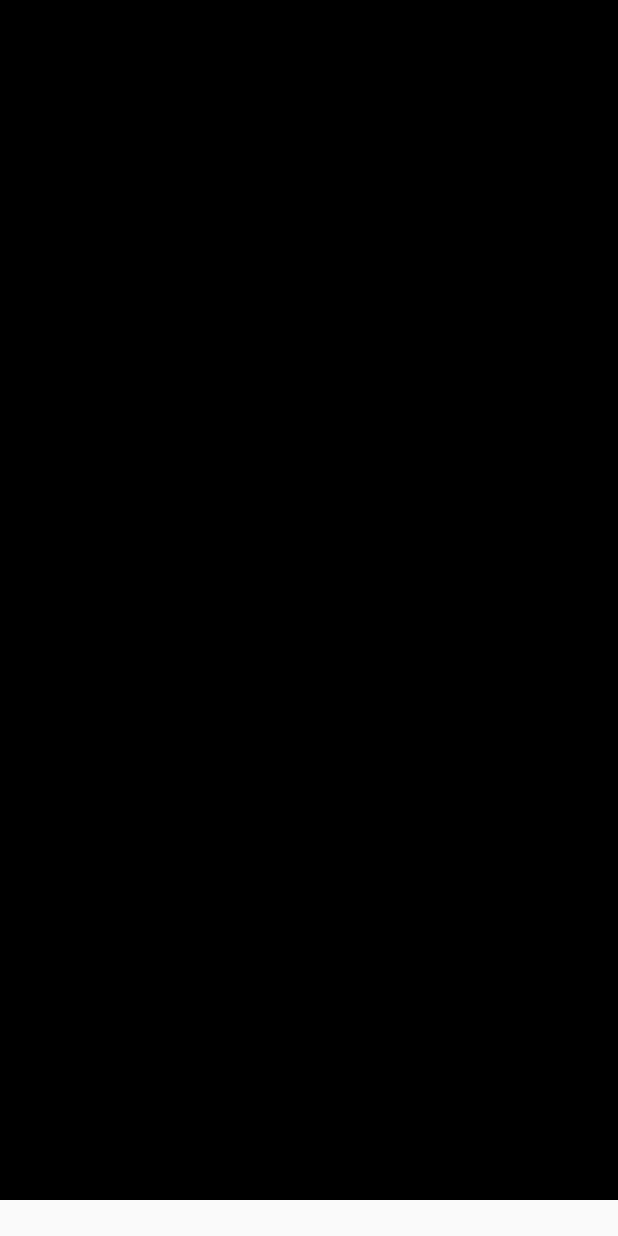
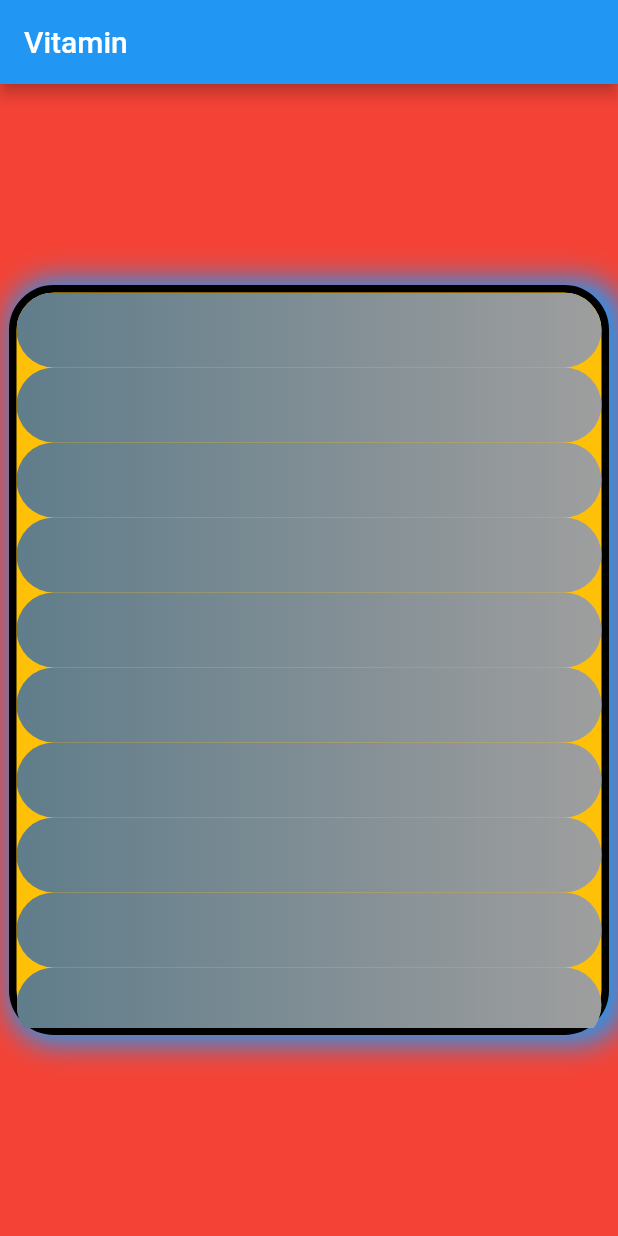
Before and after one commit to samirreaz/vitamin, a Flutter app: the screen it shows after launch, on a phone screen of 412 x 824 dp. Run offline on Flutter 3.47's test engine with Material 2 defaults, Android fonts, the light colour scheme and no system bars.

Commit message:
Column decoration was added

```diff
--- a/lib/models/vitamin_about_model.dart
+++ b/lib/models/vitamin_about_model.dart
@@ -24,7 +24,9 @@ List<VitaminAboutModel> vitaminAboutList = [
   VitaminAboutModel(
     vitaminName: 'Vitamin A',
     fruitImg: '',
-    description: 'description',
+    description: '',
+
+    //ss
     graphImg: 'graphImg',
   ),
   VitaminAboutModel(
--- a/lib/screen/home/home_screen.dart
+++ b/lib/screen/home/home_screen.dart
@@ -8,13 +8,55 @@ class HomeScreen extends StatelessWidget {
   @override
   Widget build(BuildContext context) {
     return Scaffold(
-      body: ListView.builder(
-        itemCount: 4,
-        itemBuilder: (context, index) => Container(
-          height: 200,
-          color: Colors.black,
-        ),
+      appBar: AppBar(
+        title: Text('Vitamin'),
       ),
+      body: Column(
+          mainAxisAlignment: MainAxisAlignment.center,
+          crossAxisAlignment: CrossAxisAlignment.center,
+          children: [
+            Center(
+              child: Container(
+                child: ListView.builder(
+                  itemCount: 15,
+                  itemBuilder: (context, index) => Container(
+                    height: 50,
+                    width: 150,
+                    decoration: BoxDecoration(
+                      gradient: LinearGradient(
+                          colors: [Colors.blueGrey, Colors.grey]),
+                      borderRadius: BorderRadius.all(
+                        Radius.circular(30),
+                      ),
+                    ),
+                    padding: EdgeInsets.all(45),
+                  ),
+                ),
+                height: 500,
+                width: 400,
+                decoration: BoxDecoration(
+                    borderRadius: BorderRadius.all(
+                      Radius.circular(30),
+                    ),
+                    border: Border.all(color: Colors.black, width: 5),
+                    color: Colors.amber,
+                    boxShadow: [
+                      BoxShadow(
+                          color: Colors.blue,
+                          blurRadius: 15.0,
+                          offset: Offset(5, 1.0),
+                          spreadRadius: 5),
+                    ]),
+              ),
+            ),
+          ]),
+      backgroundColor: Colors.red,
     );
   }
 }
+
+//  color: Colors.red,
+//                 decoration: BoxDecoration(
+//                       borderRadius: BorderRadius.all(
+//                         Radius.circular(30),
+//                       ),
```
